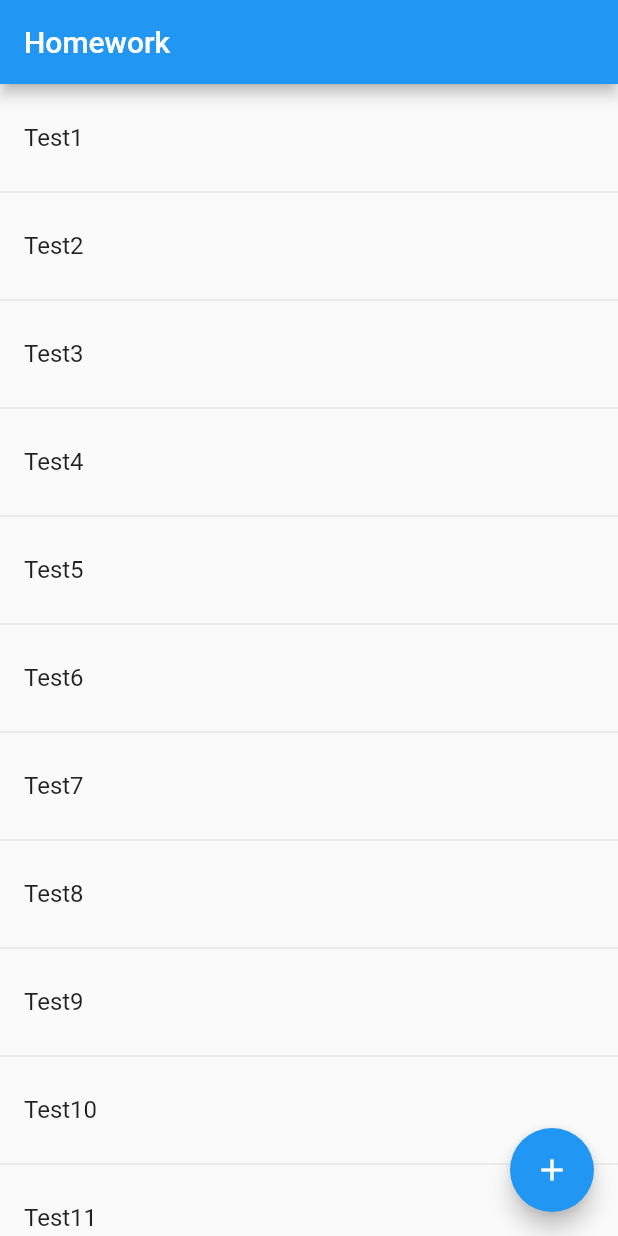
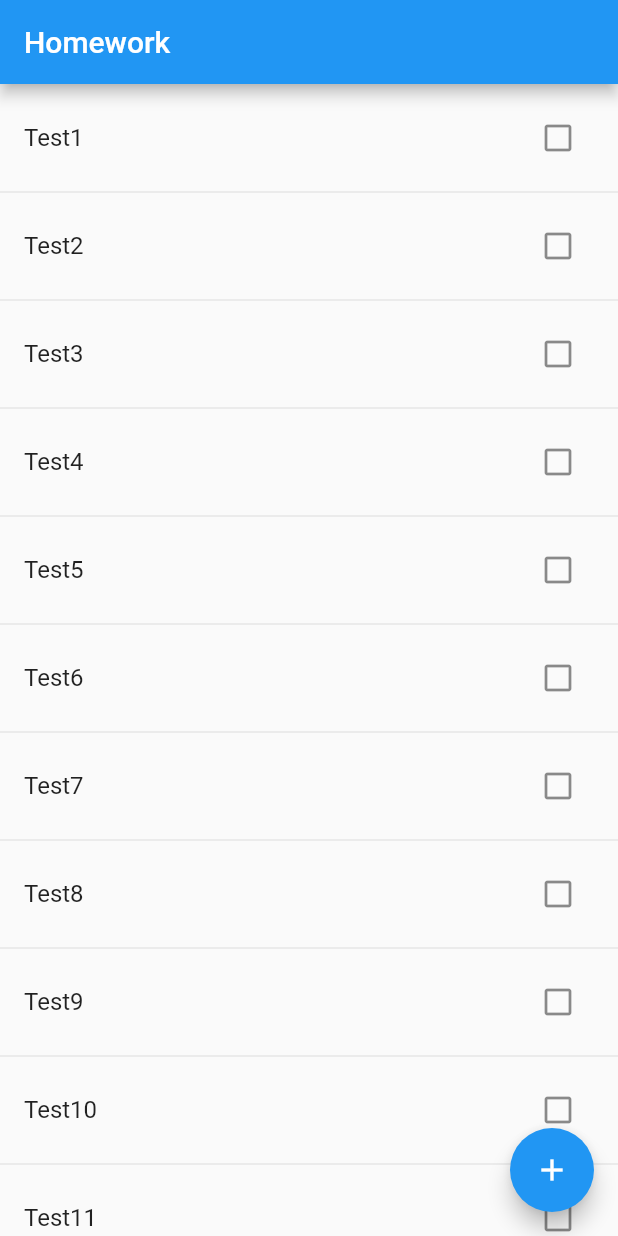
Before and after one commit to 10Meisterbaelle/StudyPlan, a Flutter app: the screen it shows after launch, on a phone screen of 412 x 824 dp. Run offline on Flutter 3.47's test engine with Material 2 defaults, Android fonts, the phone set to English and light mode, and no system bars.

Commit message:
Added marking as done

```diff
--- a/lib/main.dart
+++ b/lib/main.dart
@@ -3,7 +3,7 @@ import 'package:studyplan/add.dart';
 
 final homeworkList = <String>["Test1", "Test2", "Test3", "Test4", "Test5", "Test6", "Test7", "Test8", "Test9", "Test10", "Test11", "Test12", "Test13", "Test14", "Test15", "Test16", "Test17", "Test18", "Test19", "Test20", "Test21", "Test22", "Test23", "Test24", "Test25"]; // Creates the list of homework
 // TODO: Don't forget to remove list items!
-final doneHomework = <String>{};
+final doneHomework = <int>{};
 
 void main() => runApp(const MyApp());
 
@@ -99,9 +99,24 @@ class _MyHomePageState extends State<MyHomePage> {
     );
   }
   Widget _buildRow(int index) {
+    final _markedDone = doneHomework.contains(index);
     return ListTile(
       title: Text(homeworkList[index]),
       onTap: () => _editItem(index),
+      trailing: IconButton(
+        icon: Icon(
+          _markedDone ? Icons.check_box : Icons.check_box_outline_blank,
+          color: _markedDone ? Colors.blue : null,
+        ),
+        onPressed: () => _markDone(_markedDone, index),
+      ),
     );
   }
+
+  _markDone(bool markedDone, int index) {
+    // TODO: Store in Database
+    setState(() {
+      markedDone ? doneHomework.remove(index) : doneHomework.add(index);
+    });
+  }
 }
```
